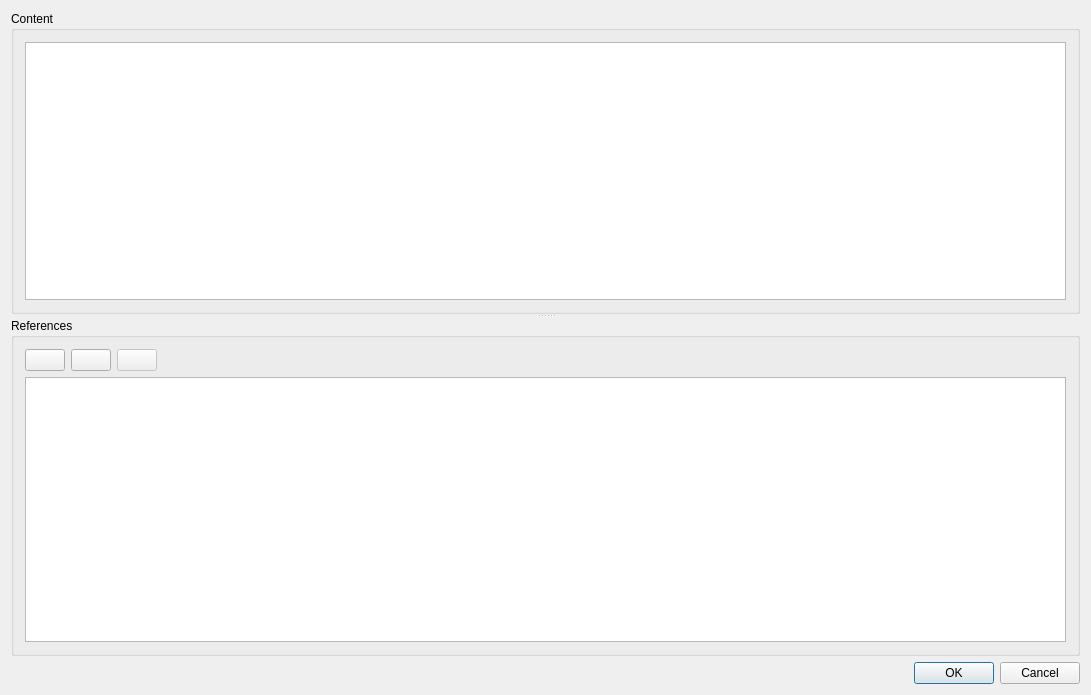
The window that AddSnippetDlg.ui (congchenutd/papernet) describes before a commit, drawn with Qt 5.
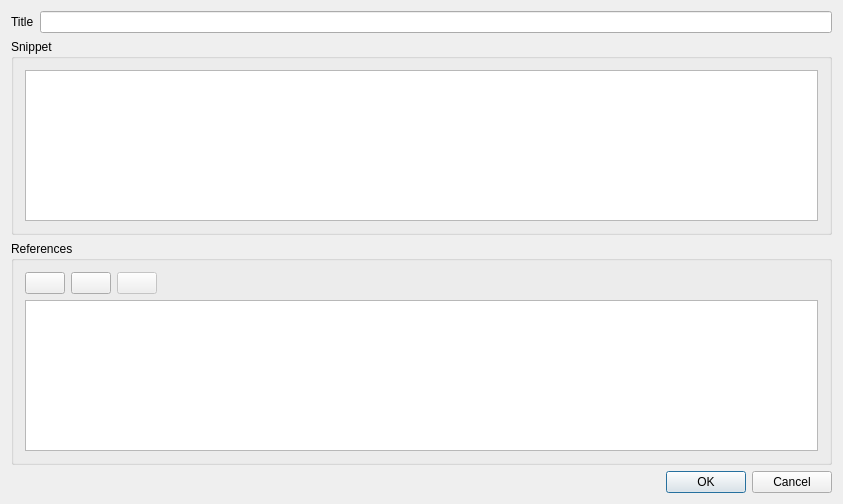
The same window after the commit. Icons and pictures are not drawn.

Diff of the .ui file:
```diff
--- a/AddSnippetDlg.ui
+++ b/AddSnippetDlg.ui
@@ -6,22 +6,28 @@
    <rect>
     <x>0</x>
     <y>0</y>
-    <width>1091</width>
-    <height>695</height>
+    <width>843</width>
+    <height>504</height>
    </rect>
   </property>
   <property name="windowTitle">
    <string>AddSnippetDlg</string>
   </property>
-  <layout class="QVBoxLayout" name="verticalLayout">
-   <item>
-    <widget class="QSplitter" name="splitter">
-     <property name="orientation">
-      <enum>Qt::Vertical</enum>
+  <layout class="QGridLayout" name="gridLayout_2">
+   <item row="0" column="0">
+    <widget class="QLabel" name="label">
+     <property name="text">
+      <string>Title</string>
      </property>
+    </widget>
+   </item>
+   <item row="0" column="1">
+    <widget class="QLineEdit" name="leTitle"/>
+   </item>
+   <item row="1" column="0" colspan="2">
      <widget class="QGroupBox" name="groupBox">
       <property name="title">
-       <string>Content</string>
+      <string>Snippet</string>
       </property>
       <layout class="QHBoxLayout" name="horizontalLayout">
        <item>
@@ -29,6 +35,8 @@
        </item>
       </layout>
      </widget>
+   </item>
+   <item row="2" column="0" colspan="2">
      <widget class="QGroupBox" name="groupBox_2">
       <property name="title">
        <string>References</string>
@@ -86,9 +94,8 @@
        </item>
       </layout>
      </widget>
-    </widget>
    </item>
-   <item>
+   <item row="3" column="1">
     <widget class="QDialogButtonBox" name="buttonBox">
      <property name="standardButtons">
       <set>QDialogButtonBox::Cancel|QDialogButtonBox::Ok</set>
```
Lines whose indentation alone changed are shown as unchanged.
